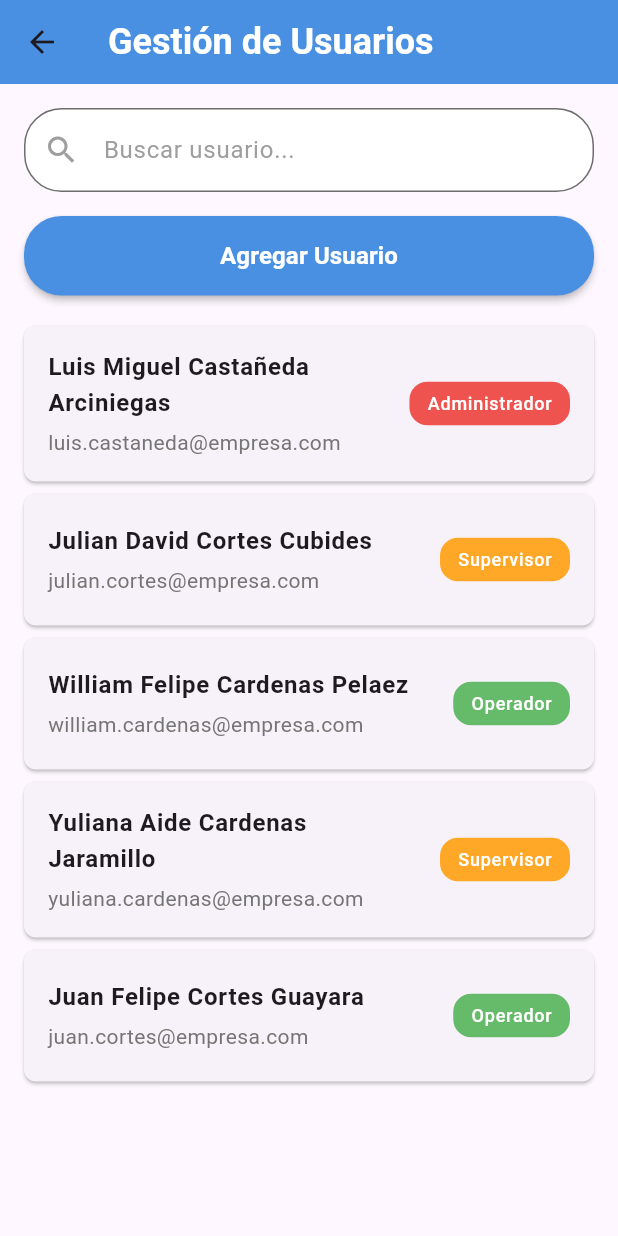
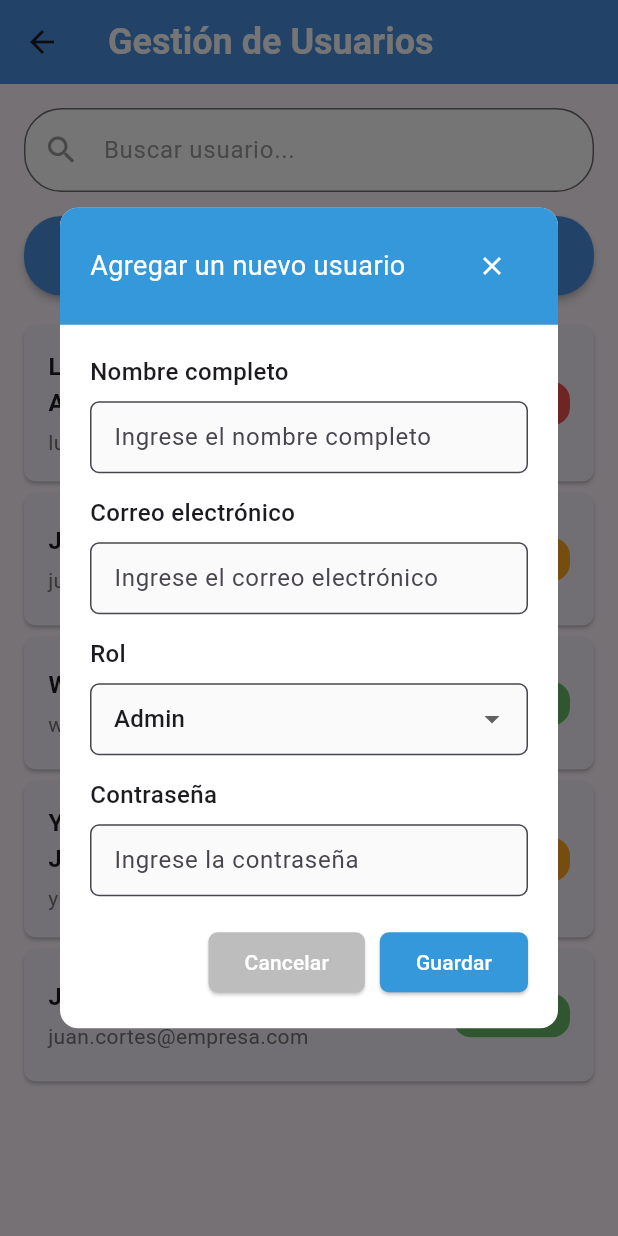
Before and after one commit to lmcadev-productApp/ProducApp, a Flutter app: the UserManagementScreen screen opened directly, after a tap on "Agregar Usuario", on a phone screen of 412 x 824 dp. Run offline on Flutter 3.47's test engine with Material 3 defaults, Android fonts, the phone set to English and light mode, and no system bars.

Commit message:
feat: permitir la creación de nuevos usuarios desde el diálogo y agregarlos a la lista principal de los usuarios admin-ui

```diff
--- a/frontend/lib/models/admin/user_test.dart
+++ b/frontend/lib/models/admin/user_test.dart
@@ -2,16 +2,38 @@ class User {
   final String name;
   final String email;
   final String role;
+  final String? password; // Opcional
+  final String? celular; // Opcional
+  final String? especialidad; // Opcional
 
-  User({required this.name, required this.email, required this.role});
+  User({
+    required this.name,
+    required this.email,
+    required this.role,
+    this.password,
+    this.celular,
+    this.especialidad,
+  });
 
-  //Recibir los datos del backend
   factory User.fromJson(Map<String, dynamic> json) {
-    return User(name: json['name'], email: json['email'], role: json['role']);
+    return User(
+      name: json['name'],
+      email: json['email'],
+      role: json['role'],
+      password: json['password'],
+      celular: json['celular'],
+      especialidad: json['especialidad'],
+    );
   }
 
-  //Enviar los datos al backend
   Map<String, dynamic> toJson() {
-    return {'name': name, 'email': email, 'role': role};
+    return {
+      'name': name,
+      'email': email,
+      'role': role,
+      'password': password,
+      'celular': celular,
+      'especialidad': especialidad,
+    };
   }
 }
--- a/frontend/lib/screens/admin/users_page.dart
+++ b/frontend/lib/screens/admin/users_page.dart
@@ -2,6 +2,7 @@ import 'package:flutter/material.dart';
 import 'package:frontend/models/admin/user_test.dart';
 import 'package:frontend/services/data_service_test.dart';
 import 'package:frontend/widgets/admin/user_card.dart';
+import 'package:frontend/widgets/admin/add_user_dialog.dart';
 
 class UserManagementScreen extends StatefulWidget {
   @override
@@ -33,8 +34,12 @@ class _UserManagementScreenState extends State<UserManagementScreen> {
   }
 
   void _addUser() {
-    print("Agregar usuario");
-    // Navegar o abrir diálogo
+    mostrarAgregarUsuario(context, (User nuevoUsuario) {
+      setState(() {
+        users.add(nuevoUsuario);
+        filteredUsers = users;
+      });
+    });
   }
 
   void _editUser(User user) {
--- /dev/null
+++ b/frontend/lib/widgets/admin/add_user_dialog.dart
@@ -0,0 +1,212 @@
+import 'package:flutter/material.dart';
+import 'package:frontend/widgets/dialogs/dialog_general.dart';
+import 'package:frontend/models/admin/user_test.dart';
+
+void mostrarAgregarUsuario(BuildContext context, Function(User) onUserCreated) {
+  final nombreController = TextEditingController();
+  final emailController = TextEditingController();
+  final passwordController = TextEditingController();
+  final celularController = TextEditingController();
+  String rolSeleccionado = 'Admin'; // Valor por defecto
+  String especialidadSeleccionada = 'Pintura'; // Valor por defecto
+
+  showDialog(
+    context: context,
+    builder: (context) => DialogoGeneral(
+      titulo: 'Agregar un nuevo usuario',
+      contenido: StatefulBuilder(
+        builder: (context, setState) => Column(
+          crossAxisAlignment: CrossAxisAlignment.start,
+          children: [
+            // Nombre completo
+            Text('Nombre completo',
+                style: TextStyle(fontSize: 16, fontWeight: FontWeight.w500)),
+            SizedBox(height: 8),
+            TextField(
+              controller: nombreController,
+              decoration: InputDecoration(
+                hintText: 'Ingrese el nombre completo',
+                filled: true,
+                fillColor: Colors.grey[50],
+                border:
+                    OutlineInputBorder(borderRadius: BorderRadius.circular(6)),
+                contentPadding:
+                    EdgeInsets.symmetric(horizontal: 12, vertical: 12),
+              ),
+            ),
+            SizedBox(height: 15),
+
+            // Correo electrónico
+            Text('Correo electrónico',
+                style: TextStyle(fontSize: 16, fontWeight: FontWeight.w500)),
+            SizedBox(height: 8),
+            TextField(
+              controller: emailController,
+              keyboardType: TextInputType.emailAddress,
+              decoration: InputDecoration(
+                hintText: 'Ingrese el correo electrónico',
+                filled: true,
+                fillColor: Colors.grey[50],
+                border:
+                    OutlineInputBorder(borderRadius: BorderRadius.circular(6)),
+                contentPadding:
+                    EdgeInsets.symmetric(horizontal: 12, vertical: 12),
+              ),
+            ),
+            SizedBox(height: 15),
+
+            // Rol
+            Text('Rol',
+                style: TextStyle(fontSize: 16, fontWeight: FontWeight.w500)),
+            SizedBox(height: 8),
+            DropdownButtonFormField<String>(
+              value: rolSeleccionado,
+              decoration: InputDecoration(
+                filled: true,
+                fillColor: Colors.grey[50],
+                border:
+                    OutlineInputBorder(borderRadius: BorderRadius.circular(6)),
+                contentPadding:
+                    EdgeInsets.symmetric(horizontal: 12, vertical: 12),
+              ),
+              items: ['Admin', 'Supervisor', 'Operador'].map((String rol) {
+                return DropdownMenuItem<String>(
+                  value: rol,
+                  child: Text(rol),
+                );
+              }).toList(),
+              onChanged: (String? nuevoRol) {
+                setState(() {
+                  rolSeleccionado = nuevoRol!;
+                });
+              },
+            ),
+            SizedBox(height: 15),
+
+            // Campos extra para Operador
+            if (rolSeleccionado == 'Operador') ...[
+              // Celular
+              Text('Celular',
+                  style: TextStyle(fontSize: 16, fontWeight: FontWeight.w500)),
+              SizedBox(height: 8),
+              TextField(
+                controller: celularController,
+                keyboardType: TextInputType.phone,
+                decoration: InputDecoration(
+                  hintText: 'Ingrese el número de celular',
+                  filled: true,
+                  fillColor: Colors.grey[50],
+                  border: OutlineInputBorder(
+                      borderRadius: BorderRadius.circular(6)),
+                  contentPadding:
+                      EdgeInsets.symmetric(horizontal: 12, vertical: 12),
+                ),
+              ),
+              SizedBox(height: 15),
+
+              // Especialidad
+              Text('Especialidad',
+                  style: TextStyle(fontSize: 16, fontWeight: FontWeight.w500)),
+              SizedBox(height: 8),
+              DropdownButtonFormField<String>(
+                value: especialidadSeleccionada,
+                decoration: InputDecoration(
+                  filled: true,
+                  fillColor: Colors.grey[50],
+                  border: OutlineInputBorder(
+                      borderRadius: BorderRadius.circular(6)),
+                  contentPadding:
+                      EdgeInsets.symmetric(horizontal: 12, vertical: 12),
+                ),
+                items:
+                    ['Pintura', 'Plástico', 'Metal'].map((String especialidad) {
+                  return DropdownMenuItem<String>(
+                    value: especialidad,
+                    child: Text(especialidad),
+                  );
+                }).toList(),
+                onChanged: (String? nuevaEspecialidad) {
+                  setState(() {
+                    especialidadSeleccionada = nuevaEspecialidad!;
+                  });
+                },
+              ),
+              SizedBox(height: 15),
+            ],
+
+            // Contraseña
+            Text('Contraseña',
+                style: TextStyle(fontSize: 16, fontWeight: FontWeight.w500)),
+            SizedBox(height: 8),
+            TextField(
+              controller: passwordController,
+              obscureText: true,
+              decoration: InputDecoration(
+                hintText: 'Ingrese la contraseña',
+                filled: true,
+                fillColor: Colors.grey[50],
+                border:
+                    OutlineInputBorder(borderRadius: BorderRadius.circular(6)),
+                contentPadding:
+                    EdgeInsets.symmetric(horizontal: 12, vertical: 12),
+              ),
+            ),
+          ],
+        ),
+      ),
+      textoBotonOk: 'Guardar',
+      textoBotonCancelar: 'Cancelar',
+      onOk: () {
+        // Validar campos basicos
+        if (nombreController.text.isEmpty) {
+          ScaffoldMessenger.of(context).showSnackBar(
+            SnackBar(content: Text('Ingrese el nombre completo')),
+          );
+          return;
+        }
+        if (emailController.text.isEmpty) {
+          ScaffoldMessenger.of(context).showSnackBar(
+            SnackBar(content: Text('Ingrese el correo electrónico')),
+          );
+          return;
+        }
+        if (passwordController.text.isEmpty) {
+          ScaffoldMessenger.of(context).showSnackBar(
+            SnackBar(content: Text('Ingrese la contraseña')),
+          );
+          return;
+        }
+
+        // Validar campos de operador
+        if (rolSeleccionado == 'Operador' && celularController.text.isEmpty) {
+          ScaffoldMessenger.of(context).showSnackBar(
+            SnackBar(content: Text('Ingrese el número de celular')),
+          );
+          return;
+        }
+
+        // Crear el objeto usuario
+        User nuevoUsuario = User(
+          name: nombreController.text,
+          email: emailController.text,
+          role: rolSeleccionado,
+          password: passwordController.text,
+          celular:
+              rolSeleccionado == 'Operador' ? celularController.text : null,
+          especialidad:
+              rolSeleccionado == 'Operador' ? especialidadSeleccionada : null,
+        );
+
+        print('Nuevo usuario creado: ${nuevoUsuario.toJson()}');
+        Navigator.pop(context);
+
+        // Llamar el callback para avisar que se creo un usuario
+        onUserCreated(nuevoUsuario);
+
+        ScaffoldMessenger.of(context).showSnackBar(
+          SnackBar(content: Text('Usuario creado exitosamente')),
+        );
+      },
+    ),
+  );
+}
```
